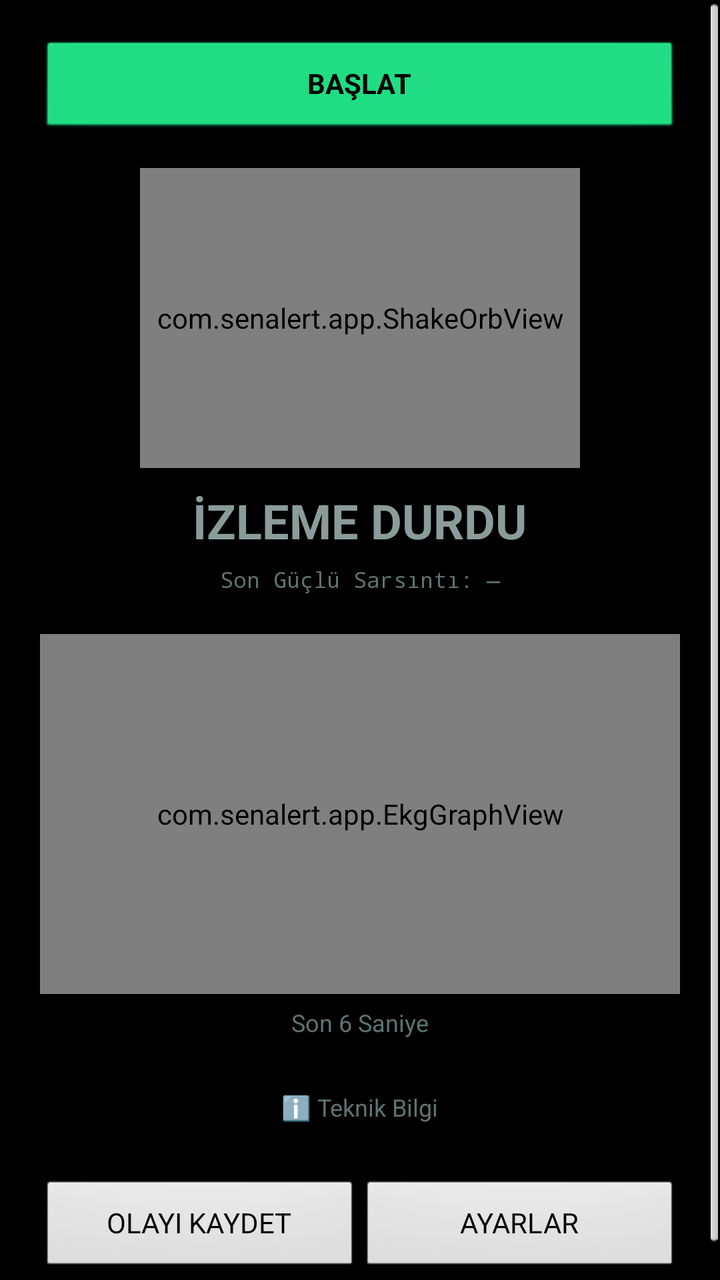
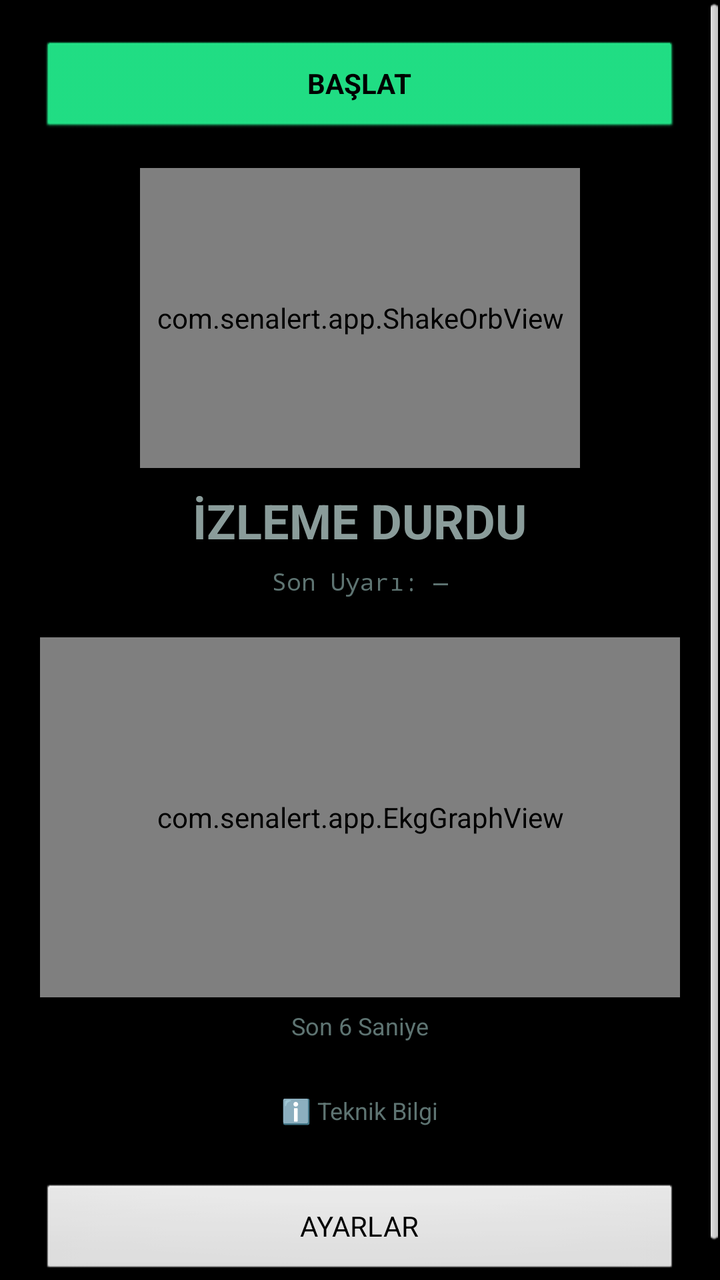

Compare the two renders of this Android layout. The source of the first and the diff that turns it into the second are given below.
<!-- AndroidManifest.xml: application theme android:Theme.Black.NoTitleBar -->
<!-- res/layout/activity_main.xml -->
<?xml version="1.0" encoding="utf-8"?>
<ScrollView xmlns:android="http://schemas.android.com/apk/res/android"
    android:id="@+id/rootLayout"
    android:layout_width="match_parent"
    android:layout_height="match_parent"
    android:background="#05070707">

    <LinearLayout
        android:layout_width="match_parent"
        android:layout_height="wrap_content"
        android:orientation="vertical"
        android:padding="20dp">

        <Button
            android:id="@+id/btnToggle"
            android:layout_width="match_parent"
            android:layout_height="wrap_content"
            android:text="BAŞLAT"
            android:backgroundTint="#22E88A"
            android:textColor="#000000"
            android:textStyle="bold"/>

        <com.senalert.app.ShakeOrbView
            android:id="@+id/orbView"
            android:layout_width="220dp"
            android:layout_height="150dp"
            android:layout_gravity="center_horizontal"
            android:layout_marginTop="16dp"/>

        <TextView
            android:id="@+id/stateText"
            android:layout_width="wrap_content"
            android:layout_height="wrap_content"
            android:layout_gravity="center_horizontal"
            android:layout_marginTop="10dp"
            android:text="İZLEME DURDU"
            android:textColor="#8A9C9A"
            android:textSize="24sp"
            android:textStyle="bold"/>

        <TextView
            android:id="@+id/lastStrongText"
            android:layout_width="wrap_content"
            android:layout_height="wrap_content"
            android:layout_gravity="center_horizontal"
            android:layout_marginTop="6dp"
            android:text="Son Güçlü Sarsıntı: —"
            android:textColor="#5E7472"
            android:textSize="11sp"
            android:fontFamily="monospace"/>

        <TextView
            android:id="@+id/alertBar"
            android:layout_width="match_parent"
            android:layout_height="wrap_content"
            android:layout_marginTop="16dp"
            android:padding="14dp"
            android:gravity="center"
            android:visibility="gone"
            android:textColor="#000000"
            android:textSize="16sp"
            android:textStyle="bold"
            android:background="#808080"/>

        <Button
            android:id="@+id/btnMute"
            android:layout_width="match_parent"
            android:layout_height="wrap_content"
            android:layout_marginTop="12dp"
            android:text="SUSTUR"
            android:backgroundTint="#FF3B30"
            android:textColor="#FFFFFF"
            android:visibility="gone"/>

        <com.senalert.app.EkgGraphView
            android:id="@+id/ekgView"
            android:layout_width="match_parent"
            android:layout_height="180dp"
            android:layout_marginTop="20dp"
            android:background="#0a1112"/>

        <TextView
            android:layout_width="wrap_content"
            android:layout_height="wrap_content"
            android:layout_gravity="center_horizontal"
            android:layout_marginTop="6dp"
            android:text="Son 6 Saniye"
            android:textColor="#5E7472"
            android:textSize="12sp"/>

        <TextView
            android:id="@+id/btnInfoToggle"
            android:layout_width="wrap_content"
            android:layout_height="wrap_content"
            android:layout_gravity="center_horizontal"
            android:layout_marginTop="18dp"
            android:padding="8dp"
            android:text="ℹ️ Teknik Bilgi"
            android:textColor="#5E7472"
            android:textSize="12sp"/>

        <LinearLayout
            android:id="@+id/detailsPanel"
            android:layout_width="match_parent"
            android:layout_height="wrap_content"
            android:orientation="vertical"
            android:visibility="gone"
            android:background="#0F1517"
            android:padding="12dp"
            android:layout_marginTop="4dp">

            <TextView
                android:id="@+id/sensorText"
                android:layout_width="wrap_content"
                android:layout_height="wrap_content"
                android:layout_gravity="center_horizontal"
                android:text="X: 0.00  Y: 0.00  Z: 0.00\nΔXY: 0.00  ΔZ: 0.00"
                android:textColor="#5E7472"
                android:textSize="12sp"
                android:fontFamily="monospace"
                android:gravity="center"/>
        </LinearLayout>

        <Button
            android:id="@+id/btnRecalibrate"
            android:layout_width="wrap_content"
            android:layout_height="wrap_content"
            android:layout_gravity="center_horizontal"
            android:layout_marginTop="16dp"
            android:text="YENİDEN KALİBRE ET"
            android:visibility="gone"/>

        <LinearLayout
            android:layout_width="match_parent"
            android:layout_height="wrap_content"
            android:orientation="horizontal"
            android:layout_marginTop="20dp">

            <Button
                android:id="@+id/btnCapture"
                android:layout_width="0dp"
                android:layout_height="wrap_content"
                android:layout_weight="1"
                android:text="OLAYI KAYDET"/>

            <Button
                android:id="@+id/btnSettings"
                android:layout_width="0dp"
                android:layout_height="wrap_content"
                android:layout_weight="1"
                android:text="AYARLAR"/>

        </LinearLayout>

    </LinearLayout>
</ScrollView>
<!-- resources referenced by this layout -->
<resources>

</resources>

<!-- the commit's change to res/layout/activity_main.xml (unified diff, before → after) -->
@@ -39,14 +39,14 @@
             android:textStyle="bold"/>
 
         <TextView
-            android:id="@+id/lastStrongText"
+            android:id="@+id/lastAlertText"
             android:layout_width="wrap_content"
             android:layout_height="wrap_content"
             android:layout_gravity="center_horizontal"
             android:layout_marginTop="6dp"
-            android:text="Son Güçlü Sarsıntı: —"
+            android:text="Son Uyarı: —"
             android:textColor="#5E7472"
-            android:textSize="11sp"
+            android:textSize="12sp"
             android:fontFamily="monospace"/>
 
         <TextView
@@ -119,6 +119,28 @@
                 android:textSize="12sp"
                 android:fontFamily="monospace"
                 android:gravity="center"/>
+
+            <TextView
+                android:id="@+id/lastBroadcastText"
+                android:layout_width="wrap_content"
+                android:layout_height="wrap_content"
+                android:layout_gravity="center_horizontal"
+                android:layout_marginTop="8dp"
+                android:text="Son Broadcast: —"
+                android:textColor="#22E88A"
+                android:textSize="11sp"
+                android:fontFamily="monospace"
+                android:gravity="center"/>
+
+            <TextView
+                android:layout_width="wrap_content"
+                android:layout_height="wrap_content"
+                android:layout_gravity="center_horizontal"
+                android:layout_marginTop="6dp"
+                android:text="Seviye ölçeği: 🟢 0-29 Düşük · 🟡 30-69 Orta · 🔴 70-100 Yüksek"
+                android:textColor="#5E7472"
+                android:textSize="10sp"
+                android:gravity="center"/>
         </LinearLayout>
 
         <Button
@@ -130,27 +152,12 @@
             android:text="YENİDEN KALİBRE ET"
             android:visibility="gone"/>
 
-        <LinearLayout
+        <Button
+            android:id="@+id/btnSettings"
             android:layout_width="match_parent"
             android:layout_height="wrap_content"
-            android:orientation="horizontal"
-            android:layout_marginTop="20dp">
-
-            <Button
-                android:id="@+id/btnCapture"
-                android:layout_width="0dp"
-                android:layout_height="wrap_content"
-                android:layout_weight="1"
-                android:text="OLAYI KAYDET"/>
-
-            <Button
-                android:id="@+id/btnSettings"
-                android:layout_width="0dp"
-                android:layout_height="wrap_content"
-                android:layout_weight="1"
-                android:text="AYARLAR"/>
-
-        </LinearLayout>
+            android:layout_marginTop="20dp"
+            android:text="AYARLAR"/>
 
     </LinearLayout>
 </ScrollView>
